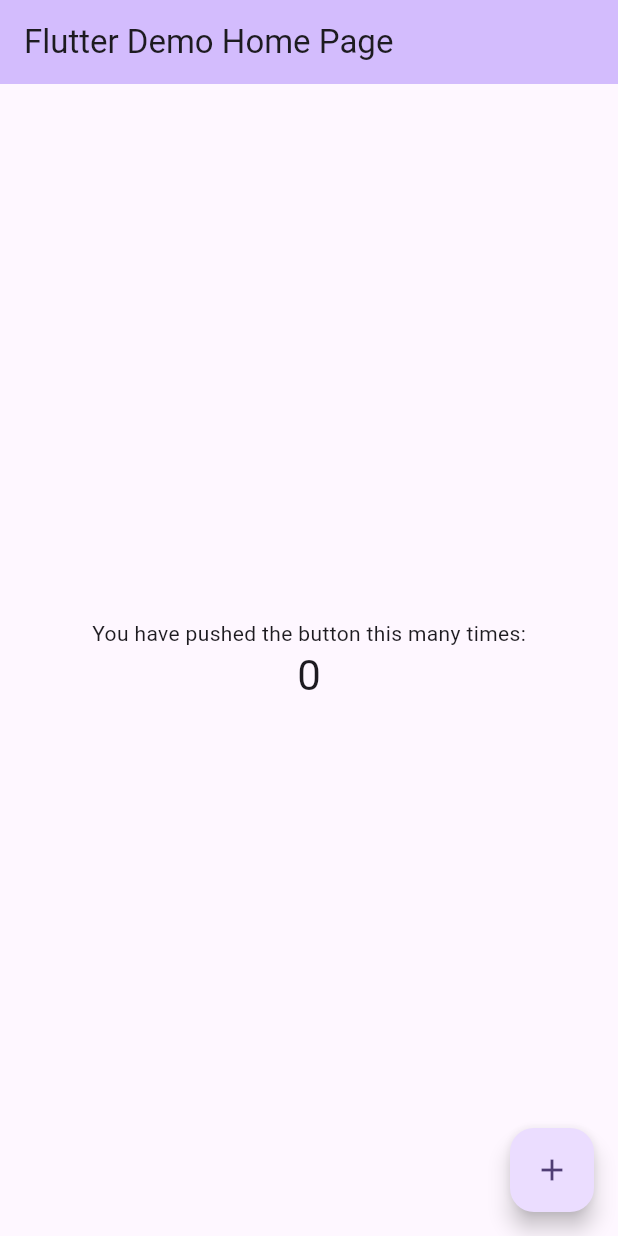
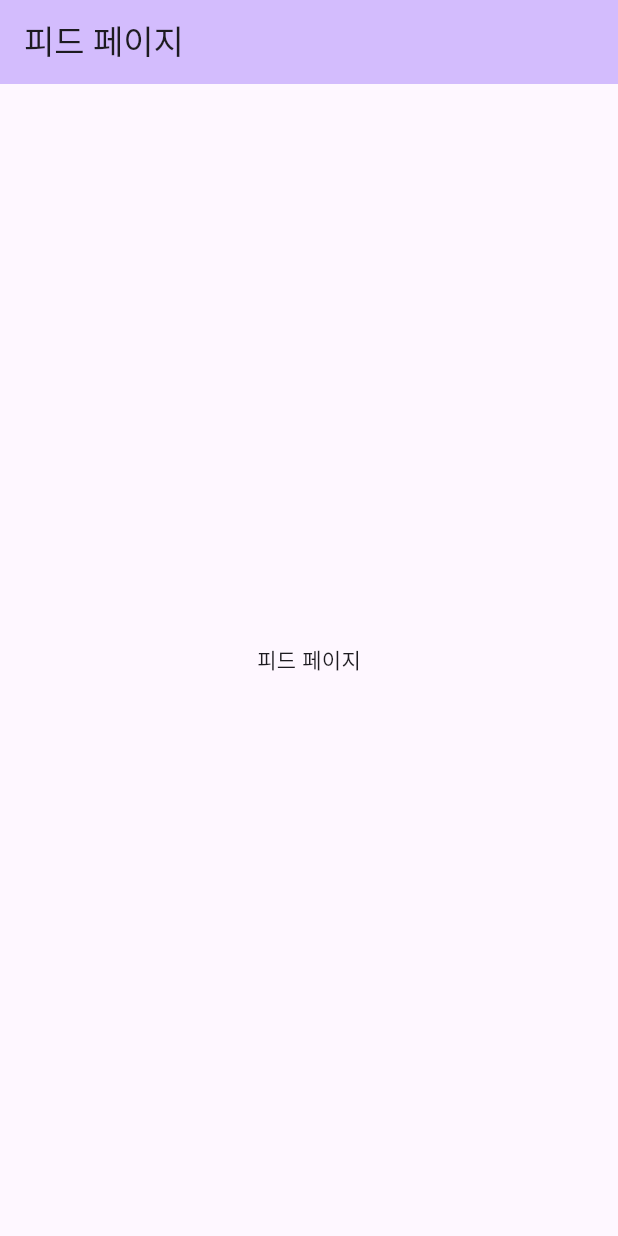
Before and after one commit to Eechul/my_guest_book_app, a Flutter app: the screen it shows after launch, on a phone screen of 412 x 824 dp. Run offline on Flutter 3.47's test engine with Material 3 defaults, Android fonts, the light colour scheme and no system bars.

Commit message:
주석 정리, 페이지 추가

```diff
--- a/lib/main.dart
+++ b/lib/main.dart
@@ -1,4 +1,5 @@
 import 'package:flutter/material.dart';
+import 'package:my_guest_book_app/page/feed.dart';
 
 void main() {
   runApp(const MyApp());
@@ -7,119 +8,63 @@ void main() {
 class MyApp extends StatelessWidget {
   const MyApp({super.key});
 
-  // This widget is the root of your application.
   @override
   Widget build(BuildContext context) {
     return MaterialApp(
-      title: 'Flutter Demo',
+      title: '플러터 데모',
       theme: ThemeData(
-        // This is the theme of your application.
-        //
-        // TRY THIS: Try running your application with "flutter run". You'll see
-        // the application has a blue toolbar. Then, without quitting the app,
-        // try changing the seedColor in the colorScheme below to Colors.green
-        // and then invoke "hot reload" (save your changes or press the "hot
-        // reload" button in a Flutter-supported IDE, or press "r" if you used
-        // the command line to start the app).
-        //
-        // Notice that the counter didn't reset back to zero; the application
-        // state is not lost during the reload. To reset the state, use hot
-        // restart instead.
-        //
-        // This works for code too, not just values: Most code changes can be
-        // tested with just a hot reload.
         colorScheme: ColorScheme.fromSeed(seedColor: Colors.deepPurple),
         useMaterial3: true,
       ),
-      home: const MyHomePage(title: 'Flutter Demo Home Page'),
+      home: const FeedPage(),
     );
   }
 }
-
-class MyHomePage extends StatefulWidget {
-  const MyHomePage({super.key, required this.title});
-
-  // This widget is the home page of your application. It is stateful, meaning
-  // that it has a State object (defined below) that contains fields that affect
-  // how it looks.
-
-  // This class is the configuration for the state. It holds the values (in this
-  // case the title) provided by the parent (in this case the App widget) and
-  // used by the build method of the State. Fields in a Widget subclass are
-  // always marked "final".
-
-  final String title;
-
-  @override
-  State<MyHomePage> createState() => _MyHomePageState();
-}
-
-class _MyHomePageState extends State<MyHomePage> {
-  int _counter = 0;
-
-  void _incrementCounter() {
-    setState(() {
-      // This call to setState tells the Flutter framework that something has
-      // changed in this State, which causes it to rerun the build method below
-      // so that the display can reflect the updated values. If we changed
-      // _counter without calling setState(), then the build method would not be
-      // called again, and so nothing would appear to happen.
-      _counter++;
-    });
-  }
-
-  @override
-  Widget build(BuildContext context) {
-    // This method is rerun every time setState is called, for instance as done
-    // by the _incrementCounter method above.
-    //
-    // The Flutter framework has been optimized to make rerunning build methods
-    // fast, so that you can just rebuild anything that needs updating rather
-    // than having to individually change instances of widgets.
-    return Scaffold(
-      appBar: AppBar(
-        // TRY THIS: Try changing the color here to a specific color (to
-        // Colors.amber, perhaps?) and trigger a hot reload to see the AppBar
-        // change color while the other colors stay the same.
-        backgroundColor: Theme.of(context).colorScheme.inversePrimary,
-        // Here we take the value from the MyHomePage object that was created by
-        // the App.build method, and use it to set our appbar title.
-        title: Text(widget.title),
-      ),
-      body: Center(
-        // Center is a layout widget. It takes a single child and positions it
-        // in the middle of the parent.
-        child: Column(
-          // Column is also a layout widget. It takes a list of children and
-          // arranges them vertically. By default, it sizes itself to fit its
-          // children horizontally, and tries to be as tall as its parent.
-          //
-          // Column has various properties to control how it sizes itself and
-          // how it positions its children. Here we use mainAxisAlignment to
-          // center the children vertically; the main axis here is the vertical
-          // axis because Columns are vertical (the cross axis would be
-          // horizontal).
-          //
-          // TRY THIS: Invoke "debug painting" (choose the "Toggle Debug Paint"
-          // action in the IDE, or press "p" in the console), to see the
-          // wireframe for each widget.
-          mainAxisAlignment: MainAxisAlignment.center,
-          children: <Widget>[
-            const Text(
-              'You have pushed the button this many times:',
-            ),
-            Text(
-              '$_counter',
-              style: Theme.of(context).textTheme.headlineMedium,
-            ),
-          ],
-        ),
-      ),
-      floatingActionButton: FloatingActionButton(
-        onPressed: _incrementCounter,
-        tooltip: 'Increment',
-        child: const Icon(Icons.add),
-      ), // This trailing comma makes auto-formatting nicer for build methods.
-    );
-  }
-}
+//
+// class MainPage extends StatefulWidget {
+//   const MainPage({super.key, required this.title});
+//
+//   final String title;
+//
+//   @override
+//   State<MainPage> createState() => _MainPageState();
+// }
+//
+// class _MainPageState extends State<MainPage> {
+//   int _counter = 0;
+//
+//   void _incrementCounter() {
+//     setState(() {
+//       _counter++;
+//     });
+//   }
+//
+//   @override
+//   Widget build(BuildContext context) {
+//     return Scaffold(
+//       appBar: AppBar(
+//         backgroundColor: Theme.of(context).colorScheme.inversePrimary,
+//         title: Text(widget.title),
+//       ),
+//       body: Center(
+//         child: Column(
+//           mainAxisAlignment: MainAxisAlignment.center,
+//           children: <Widget>[
+//             const Text(
+//               'You have pushed the button this many times:',
+//             ),
+//             Text(
+//               '$_counter',
+//               style: Theme.of(context).textTheme.headlineMedium,
+//             ),
+//           ],
+//         ),
+//       ),
+//       floatingActionButton: FloatingActionButton(
+//         onPressed: _incrementCounter,
+//         tooltip: 'Increment',
+//         child: const Icon(Icons.add),
+//       ),
+//     );
+//   }
+// }
--- /dev/null
+++ b/lib/page/feed.dart
@@ -0,0 +1,36 @@
+import 'package:flutter/material.dart';
+
+class FeedPage extends StatefulWidget {
+
+  const FeedPage({Key? key}) : super(key: key);
+
+  @override
+  State<FeedPage> createState() => _FeedPageState();
+
+}
+
+class _FeedPageState extends State<FeedPage> {
+
+  int _counter = 0;
+
+  @override
+  Widget build(BuildContext context) {
+    return Scaffold(
+      appBar: AppBar(
+        backgroundColor: Theme.of(context).colorScheme.inversePrimary,
+        title: const Text('피드 페이지'),
+      ),
+      body: Center(
+        child: Column(
+          mainAxisAlignment: MainAxisAlignment.center,
+          children: const <Widget>[
+            Text(
+              '피드 페이지',
+            ),
+          ],
+        ),
+      ),
+    );
+  }
+
+}
```
